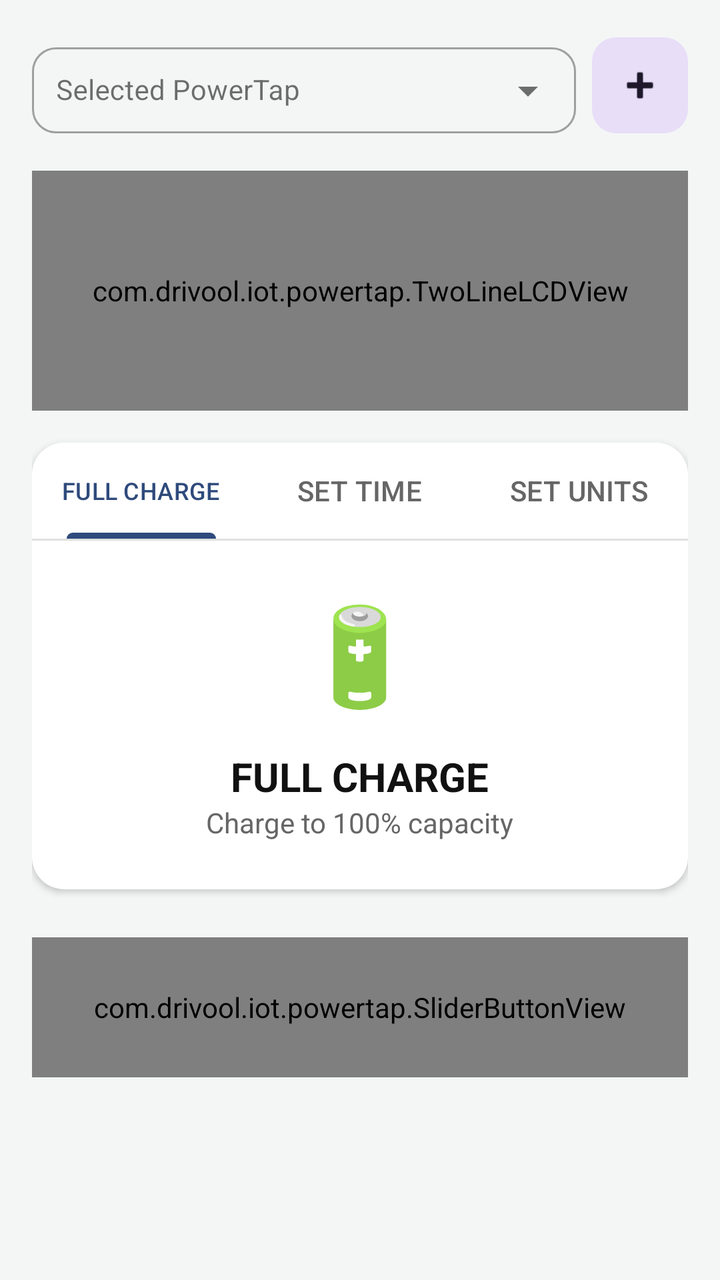
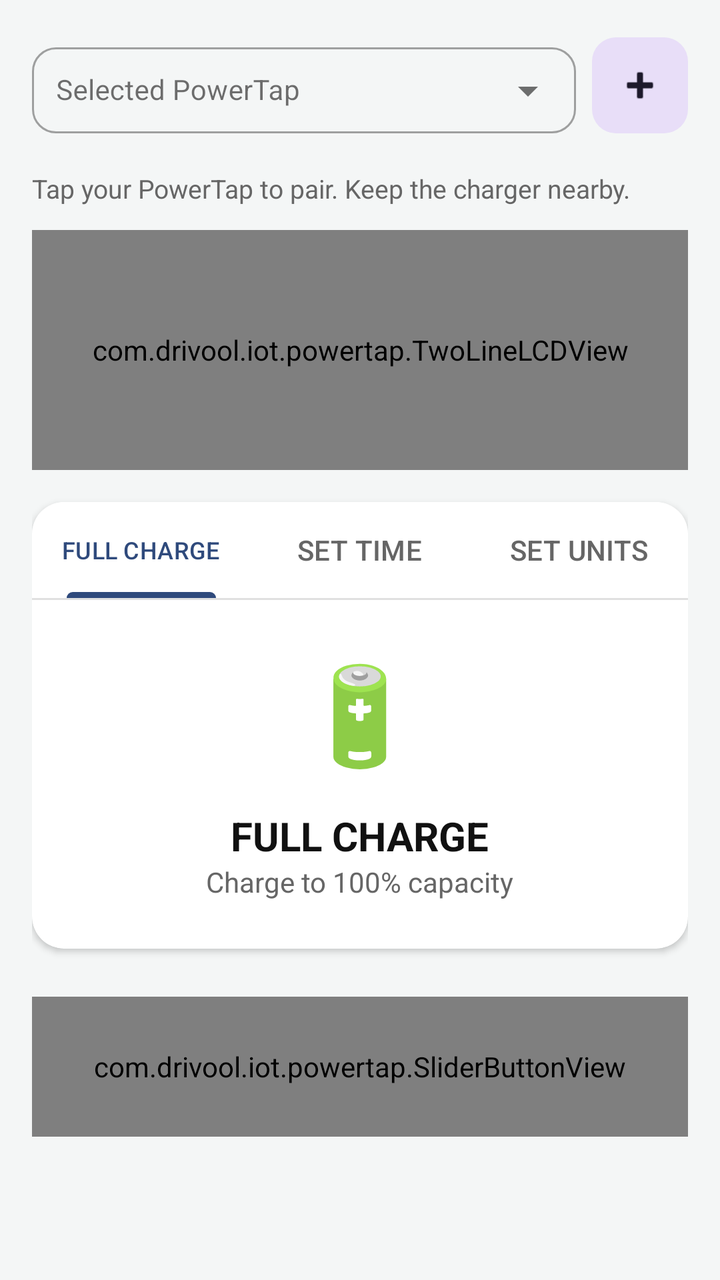

Compare the two renders of this Android layout. The source of the first and the diff that turns it into the second are given below.
<!-- AndroidManifest.xml: application theme Theme.PowerTap -->
<!-- res/layout/fragment_home.xml -->
<?xml version="1.0" encoding="utf-8"?>
<ScrollView xmlns:android="http://schemas.android.com/apk/res/android"
    xmlns:app="http://schemas.android.com/apk/res-auto"
    android:layout_width="match_parent"
    android:layout_height="match_parent"
    android:background="?attr/colorSurface">

    <FrameLayout
        android:layout_width="match_parent"
        android:layout_height="match_parent">

        <LinearLayout
            android:id="@+id/mainContent"
            android:layout_width="match_parent"
            android:layout_height="wrap_content"
            android:orientation="vertical"
            android:padding="16dp"
            android:gravity="center_horizontal">

            
            <LinearLayout
                android:layout_width="match_parent"
                android:layout_height="wrap_content"
                android:layout_marginBottom="16dp"
                android:gravity="center_vertical"
                android:orientation="horizontal">

                <com.google.android.material.textfield.TextInputLayout
                    style="@style/Widget.MaterialComponents.TextInputLayout.OutlinedBox.ExposedDropdownMenu"
                    android:layout_width="0dp"
                    android:layout_height="wrap_content"
                    android:layout_marginEnd="8dp"
                    android:layout_weight="1"
                    android:hint="Selected PowerTap"
                    app:boxBackgroundColor="?attr/colorSurface"
                    app:boxCornerRadiusBottomEnd="12dp"
                    app:boxCornerRadiusBottomStart="12dp"
                    app:boxCornerRadiusTopEnd="12dp"
                    app:boxCornerRadiusTopStart="12dp">

                    <AutoCompleteTextView
                        android:id="@+id/deviceSelector"
                        android:layout_width="match_parent"
                        android:layout_height="wrap_content"
                        android:inputType="none"
                        android:padding="12dp"
                        android:textSize="14sp" />
                </com.google.android.material.textfield.TextInputLayout>

                <com.google.android.material.button.MaterialButton
                    android:id="@+id/btnDisconnect"
                    style="@style/Widget.Material3.Button.IconButton.Filled.Tonal"
                    android:layout_width="48dp"
                    android:layout_height="48dp"
                    android:layout_marginEnd="8dp"
                    android:contentDescription="Disconnect"
                    android:insetLeft="0dp"
                    android:insetRight="0dp"
                    android:insetTop="0dp"
                    android:insetBottom="0dp"
                    android:padding="0dp"
                    android:visibility="gone"
                    app:cornerRadius="12dp"
                    app:icon="@android:drawable/ic_menu_close_clear_cancel"
                    app:iconGravity="textStart"
                    app:iconPadding="0dp"
                    app:iconSize="24dp"
                    app:iconTint="#D32F2F" />

                <com.google.android.material.button.MaterialButton
                    android:id="@+id/btnAddDevice"
                    style="@style/Widget.Material3.Button.IconButton.Filled.Tonal"
                    android:layout_width="48dp"
                    android:layout_height="48dp"
                    android:contentDescription="Add New Device"
                    android:insetLeft="0dp"
                    android:insetRight="0dp"
                    android:insetTop="0dp"
                    android:insetBottom="0dp"
                    android:padding="0dp"
                    app:cornerRadius="12dp"
                    app:icon="@android:drawable/ic_input_add"
                    app:iconGravity="textStart"
                    app:iconPadding="0dp"
                    app:iconSize="24dp" />
            </LinearLayout>

            
            <com.drivool.iot.powertap.TwoLineLCDView
                android:id="@+id/lcd_view"
                android:layout_width="match_parent"
                android:layout_height="120dp"
                android:layout_marginBottom="16dp" />

            
            <androidx.cardview.widget.CardView
                android:layout_width="match_parent"
                android:layout_height="wrap_content"
                android:layout_marginBottom="16dp"
                app:cardCornerRadius="16dp"
                app:cardElevation="2dp"
                app:cardBackgroundColor="?attr/colorSurfaceContainer">

                <LinearLayout
                    android:layout_width="match_parent"
                    android:layout_height="wrap_content"
                    android:orientation="vertical">

                    <com.google.android.material.tabs.TabLayout
                        android:id="@+id/tabLayout"
                        android:layout_width="match_parent"
                        android:layout_height="wrap_content"
                        app:tabIndicatorColor="?attr/colorPrimary"
                        app:tabSelectedTextColor="?attr/colorPrimary"
                        app:tabTextColor="?attr/colorOnSurfaceVariant"
                        app:tabRippleColor="@android:color/transparent"
                        app:tabMode="fixed"
                        app:tabGravity="fill"
                        android:background="?attr/colorSurfaceContainer">
                        <com.google.android.material.tabs.TabItem
                            android:layout_width="wrap_content"
                            android:layout_height="wrap_content"
                            android:text="FULL CHARGE" />
                        <com.google.android.material.tabs.TabItem
                            android:layout_width="wrap_content"
                            android:layout_height="wrap_content"
                            android:text="SET TIME" />
                        <com.google.android.material.tabs.TabItem
                            android:layout_width="wrap_content"
                            android:layout_height="wrap_content"
                            android:text="SET UNITS" />
                    </com.google.android.material.tabs.TabLayout>

                    <View
                        android:layout_width="match_parent"
                        android:layout_height="1dp"
                        android:background="?attr/colorOutlineVariant" />

                    <LinearLayout
                        android:layout_width="match_parent"
                        android:layout_height="wrap_content"
                        android:orientation="vertical"
                        android:padding="24dp"
                        android:gravity="center">

                        <TextView
                            android:id="@+id/txtIcon"
                            android:layout_width="wrap_content"
                            android:layout_height="wrap_content"
                            android:text="🔋"
                            android:textSize="48sp"
                            android:layout_marginBottom="16dp" />

                        <TextView
                            android:id="@+id/txtTitle"
                            android:layout_width="wrap_content"
                            android:layout_height="wrap_content"
                            android:text="FULL CHARGE"
                            android:textSize="20sp"
                            android:textStyle="bold"
                            android:textColor="?attr/colorOnSurface" />

                        <TextView
                            android:id="@+id/txtSubtitle"
                            android:layout_width="wrap_content"
                            android:layout_height="wrap_content"
                            android:text="Charge to 100% capacity"
                            android:textColor="?attr/colorOnSurfaceVariant"
                            android:textSize="14sp" />

                        <LinearLayout
                            android:id="@+id/sliderSection"
                            android:layout_width="match_parent"
                            android:layout_height="wrap_content"
                            android:orientation="vertical"
                            android:visibility="gone"
                            android:gravity="center">

                            <LinearLayout
                                android:layout_width="match_parent"
                                android:layout_height="wrap_content"
                                android:gravity="center_vertical"
                                android:orientation="horizontal">

                                <com.google.android.material.button.MaterialButton
                                    android:id="@+id/btnMinus"
                                    android:layout_width="56dp"
                                    android:layout_height="56dp"
                                    android:text="-"
                                    android:textAllCaps="false"
                                    android:textColor="?attr/colorOnPrimary"
                                    android:textStyle="bold"
                                    android:textSize="28sp"
                                    app:backgroundTint="?attr/colorPrimary"
                                    app:cornerRadius="28dp"
                                    android:padding="0dp"
                                    android:insetTop="0dp"
                                    android:insetBottom="0dp"
                                    android:insetLeft="0dp"
                                    android:insetRight="0dp"
                                    app:iconPadding="0dp" />

                                <TextView
                                    android:id="@+id/txtValue"
                                    android:layout_width="0dp"
                                    android:layout_height="wrap_content"
                                    android:layout_weight="1"
                                    android:gravity="center"
                                    android:text="1:00"
                                    android:textSize="32sp"
                                    android:textColor="?attr/colorOnSurface"
                                    android:textStyle="bold" />

                                <com.google.android.material.button.MaterialButton
                                    android:id="@+id/btnPlus"
                                    android:layout_width="56dp"
                                    android:layout_height="56dp"
                                    android:text="+"
                                    android:textAllCaps="false"
                                    android:textColor="?attr/colorOnPrimary"
                                    android:textStyle="bold"
                                    android:textSize="20sp"
                                    app:backgroundTint="?attr/colorPrimary"
                                    app:cornerRadius="28dp"
                                    android:padding="0dp"
                                    android:insetTop="0dp"
                                    android:insetBottom="0dp"
                                    android:insetLeft="0dp"
                                    android:insetRight="0dp"
                                    app:iconPadding="0dp" />
                            </LinearLayout>

                            <SeekBar
                                android:id="@+id/seekBar"
                                android:layout_width="match_parent"
                                android:layout_height="wrap_content"
                                android:layout_marginTop="16dp" />

                            <TextView
                                android:id="@+id/txtInfo"
                                android:layout_width="match_parent"
                                android:layout_height="wrap_content"
                                android:gravity="center"
                                android:textColor="?attr/colorOnSurfaceVariant"
                                android:textSize="14sp"
                                android:layout_marginTop="8dp" />
                        </LinearLayout>
                    </LinearLayout>
                </LinearLayout>
            </androidx.cardview.widget.CardView>

            <com.drivool.iot.powertap.SliderButtonView
                android:id="@+id/slider_button"
                android:layout_width="match_parent"
                android:layout_height="70dp"
                android:layout_marginTop="8dp" />

        </LinearLayout>

        
        <LinearLayout
            android:id="@+id/emptyState"
            android:layout_width="match_parent"
            android:layout_height="match_parent"
            android:background="?attr/colorSurface"
            android:gravity="center"
            android:orientation="vertical"
            android:padding="32dp"
            android:visibility="gone">

            <TextView
                android:layout_width="wrap_content"
                android:layout_height="wrap_content"
                android:text="👋"
                android:textSize="80sp" />

            <TextView
                android:layout_width="wrap_content"
                android:layout_height="wrap_content"
                android:layout_marginTop="16dp"
                android:text="Ready to Charge?"
                android:textColor="?attr/colorOnSurface"
                android:textSize="22sp"
                android:textStyle="bold" />

            <TextView
                android:layout_width="wrap_content"
                android:layout_height="wrap_content"
                android:layout_marginTop="8dp"
                android:gravity="center"
                android:text="Connect your first PowerTap device to get started."
                android:textColor="?attr/colorOnSurfaceVariant"
                android:textSize="16sp" />

            <com.google.android.material.button.MaterialButton
                android:id="@+id/btnSetupFirstDevice"
                android:layout_width="match_parent"
                android:layout_height="wrap_content"
                android:layout_marginTop="32dp"
                android:padding="16dp"
                android:text="Add New Device"
                app:cornerRadius="12dp"
                app:icon="@android:drawable/ic_input_add"
                app:iconGravity="textStart" />

        </LinearLayout>
    </FrameLayout>
</ScrollView>
<!-- resources referenced by this layout -->
<resources>
  <style name="Theme.PowerTap" parent="Base.Theme.PowerTap" />
  <style name="Base.Theme.PowerTap" parent="Theme.Material3.DayNight.NoActionBar">
          <item name="colorPrimary">@color/primary_blue</item>
          <item name="colorOnPrimary">@color/white</item>
          <item name="colorSecondary">@color/primary_blue</item>
          <item name="colorOnSecondary">@color/white</item>
  
          <item name="colorSurface">@color/bg_canvas</item>
          <item name="colorOnSurface">@color/text_primary</item>
          <item name="colorOnSurfaceVariant">@color/text_secondary</item>
          <item name="colorSurfaceContainer">@color/bg_card</item>
          <item name="colorSurfaceContainerLow">@color/bg_canvas</item>
          <item name="colorSurfaceContainerHigh">@color/bg_header</item>
          <item name="colorSurfaceContainerHighest">@color/bg_input</item>
          <item name="colorOutline">@color/text_tertiary</item>
          <item name="colorOutlineVariant">@color/divider</item>
  
          <item name="android:colorBackground">@color/bg_canvas</item>
          <item name="android:windowBackground">@color/bg_canvas</item>
          <item name="android:statusBarColor">?attr/colorPrimary</item>
          <item name="android:navigationBarColor">@color/bg_canvas</item>
          <item name="android:windowLightStatusBar" tools:targetApi="m">false</item>
          <item name="android:windowLightNavigationBar" tools:targetApi="o_mr1">true</item>
  
          <item name="colorError">@color/status_error</item>
          <item name="android:textColorPrimary">@color/text_primary</item>
          <item name="android:textColorSecondary">@color/text_secondary</item>
      </style>
  <color name="primary_blue">#2F4A7C</color>
  <color name="white">#FFFFFF</color>
  <color name="bg_canvas">#F4F6F6</color>
  <color name="text_primary">#111111</color>
  <color name="text_secondary">#666666</color>
  <color name="bg_card">#FFFFFF</color>
  <color name="bg_header">#E8E8E8</color>
  <color name="bg_input">#F0F0F0</color>
  <color name="text_tertiary">#999999</color>
  <color name="divider">#E0E0E0</color>
  <color name="status_error">#FF4444</color>
</resources>

<!-- the commit's change to res/layout/fragment_home.xml (unified diff, before → after) -->
@@ -85,6 +85,15 @@
                     app:iconSize="24dp" />
             </LinearLayout>
 
+            <TextView
+                android:id="@+id/txtBleStatus"
+                android:layout_width="match_parent"
+                android:layout_height="wrap_content"
+                android:layout_marginBottom="12dp"
+                android:text="Tap your PowerTap to pair. Keep the charger nearby."
+                android:textColor="?attr/colorOnSurfaceVariant"
+                android:textSize="13sp" />
+
             
             <com.drivool.iot.powertap.TwoLineLCDView
                 android:id="@+id/lcd_view"
